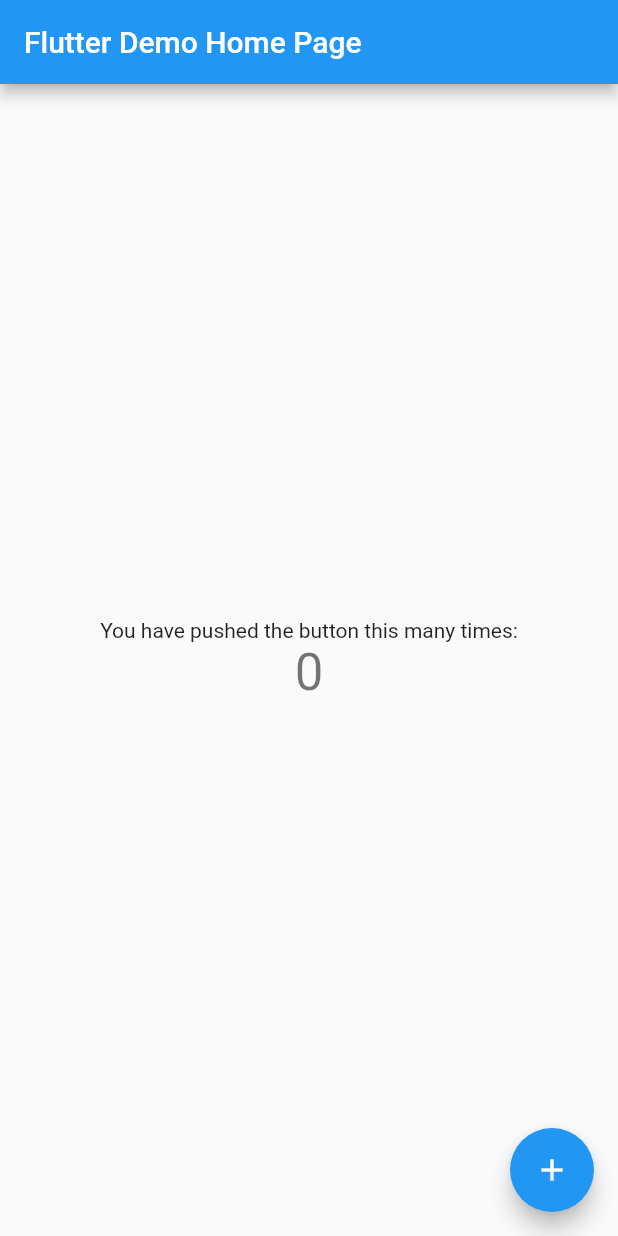
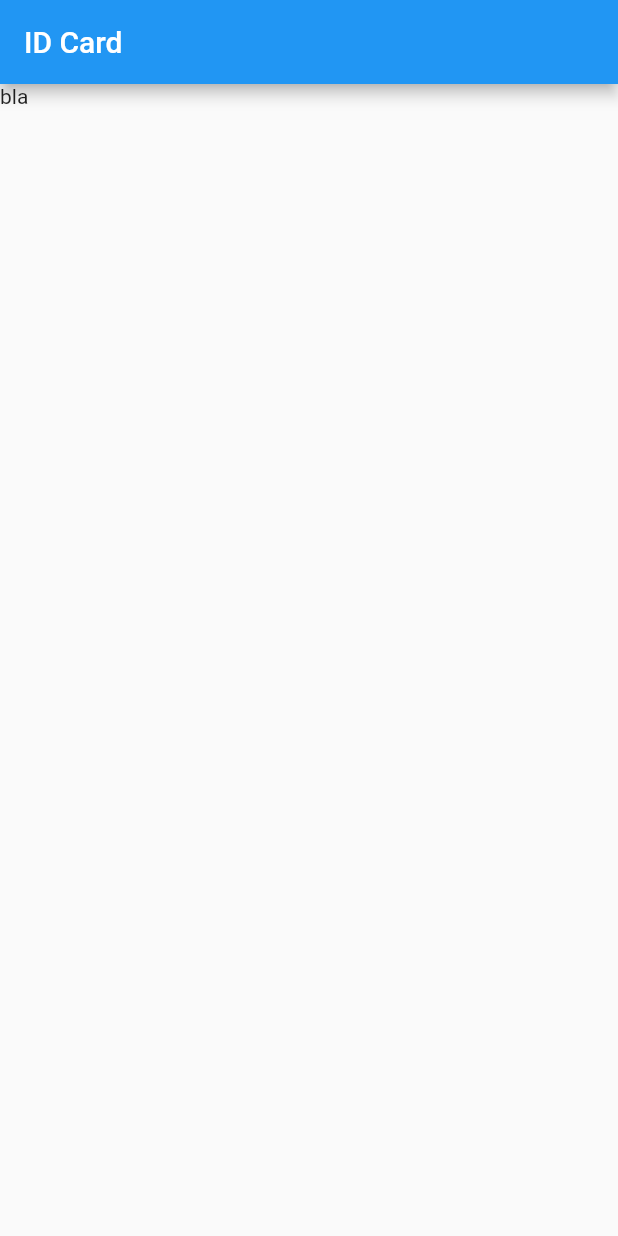
Before and after one commit to VedranSelak/id_card_app, a Flutter app: the screen it shows after launch, on a phone screen of 412 x 824 dp. Run offline on Flutter 3.47's test engine with Material 2 defaults, Android fonts, the phone set to English and light mode, and no system bars.

Commit message:
feat: did cleanup

```diff
--- a/lib/main.dart
+++ b/lib/main.dart
@@ -1,115 +1,21 @@
 import 'package:flutter/material.dart';
 
 void main() {
-  runApp(const MyApp());
+  runApp(const MaterialApp(
+    home: Card(),
+  ));
 }
 
-class MyApp extends StatelessWidget {
-  const MyApp({Key? key}) : super(key: key);
+class Card extends StatelessWidget {
+  const Card({Key? key}) : super(key: key);
 
-  // This widget is the root of your application.
   @override
   Widget build(BuildContext context) {
-    return MaterialApp(
-      title: 'Flutter Demo',
-      theme: ThemeData(
-        // This is the theme of your application.
-        //
-        // Try running your application with "flutter run". You'll see the
-        // application has a blue toolbar. Then, without quitting the app, try
-        // changing the primarySwatch below to Colors.green and then invoke
-        // "hot reload" (press "r" in the console where you ran "flutter run",
-        // or simply save your changes to "hot reload" in a Flutter IDE).
-        // Notice that the counter didn't reset back to zero; the application
-        // is not restarted.
-        primarySwatch: Colors.blue,
+    return Scaffold(
+      appBar: AppBar(
+        title: const Text("ID Card"),
       ),
-      home: const MyHomePage(title: 'Flutter Demo Home Page'),
+      body: const Text('bla'),
     );
   }
 }
-
-class MyHomePage extends StatefulWidget {
-  const MyHomePage({Key? key, required this.title}) : super(key: key);
-
-  // This widget is the home page of your application. It is stateful, meaning
-  // that it has a State object (defined below) that contains fields that affect
-  // how it looks.
-
-  // This class is the configuration for the state. It holds the values (in this
-  // case the title) provided by the parent (in this case the App widget) and
-  // used by the build method of the State. Fields in a Widget subclass are
-  // always marked "final".
-
-  final String title;
-
-  @override
-  State<MyHomePage> createState() => _MyHomePageState();
-}
-
-class _MyHomePageState extends State<MyHomePage> {
-  int _counter = 0;
-
-  void _incrementCounter() {
-    setState(() {
-      // This call to setState tells the Flutter framework that something has
-      // changed in this State, which causes it to rerun the build method below
-      // so that the display can reflect the updated values. If we changed
-      // _counter without calling setState(), then the build method would not be
-      // called again, and so nothing would appear to happen.
-      _counter++;
-    });
-  }
-
-  @override
-  Widget build(BuildContext context) {
-    // This method is rerun every time setState is called, for instance as done
-    // by the _incrementCounter method above.
-    //
-    // The Flutter framework has been optimized to make rerunning build methods
-    // fast, so that you can just rebuild anything that needs updating rather
-    // than having to individually change instances of widgets.
-    return Scaffold(
-      appBar: AppBar(
-        // Here we take the value from the MyHomePage object that was created by
-        // the App.build method, and use it to set our appbar title.
-        title: Text(widget.title),
-      ),
-      body: Center(
-        // Center is a layout widget. It takes a single child and positions it
-        // in the middle of the parent.
-        child: Column(
-          // Column is also a layout widget. It takes a list of children and
-          // arranges them vertically. By default, it sizes itself to fit its
-          // children horizontally, and tries to be as tall as its parent.
-          //
-          // Invoke "debug painting" (press "p" in the console, choose the
-          // "Toggle Debug Paint" action from the Flutter Inspector in Android
-          // Studio, or the "Toggle Debug Paint" command in Visual Studio Code)
-          // to see the wireframe for each widget.
-          //
-          // Column has various properties to control how it sizes itself and
-          // how it positions its children. Here we use mainAxisAlignment to
-          // center the children vertically; the main axis here is the vertical
-          // axis because Columns are vertical (the cross axis would be
-          // horizontal).
-          mainAxisAlignment: MainAxisAlignment.center,
-          children: <Widget>[
-            const Text(
-              'You have pushed the button this many times:',
-            ),
-            Text(
-              '$_counter',
-              style: Theme.of(context).textTheme.headline4,
-            ),
-          ],
-        ),
-      ),
-      floatingActionButton: FloatingActionButton(
-        onPressed: _incrementCounter,
-        tooltip: 'Increment',
-        child: const Icon(Icons.add),
-      ), // This trailing comma makes auto-formatting nicer for build methods.
-    );
-  }
-}
```
Also changed, not shown: 1 other file.
